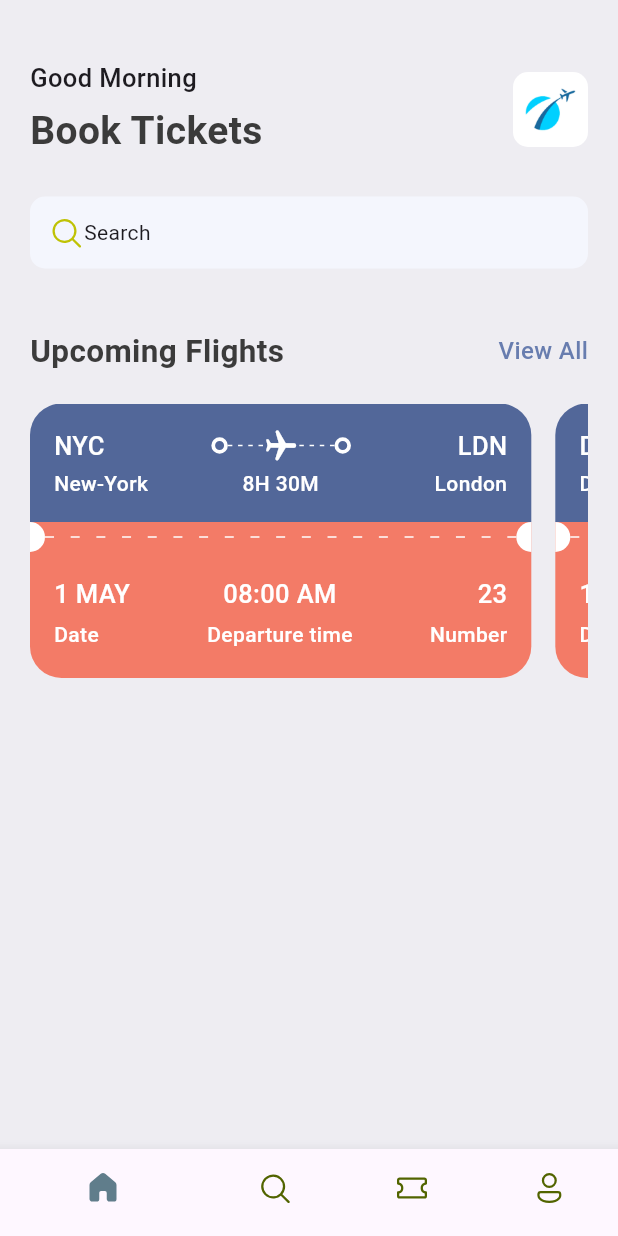
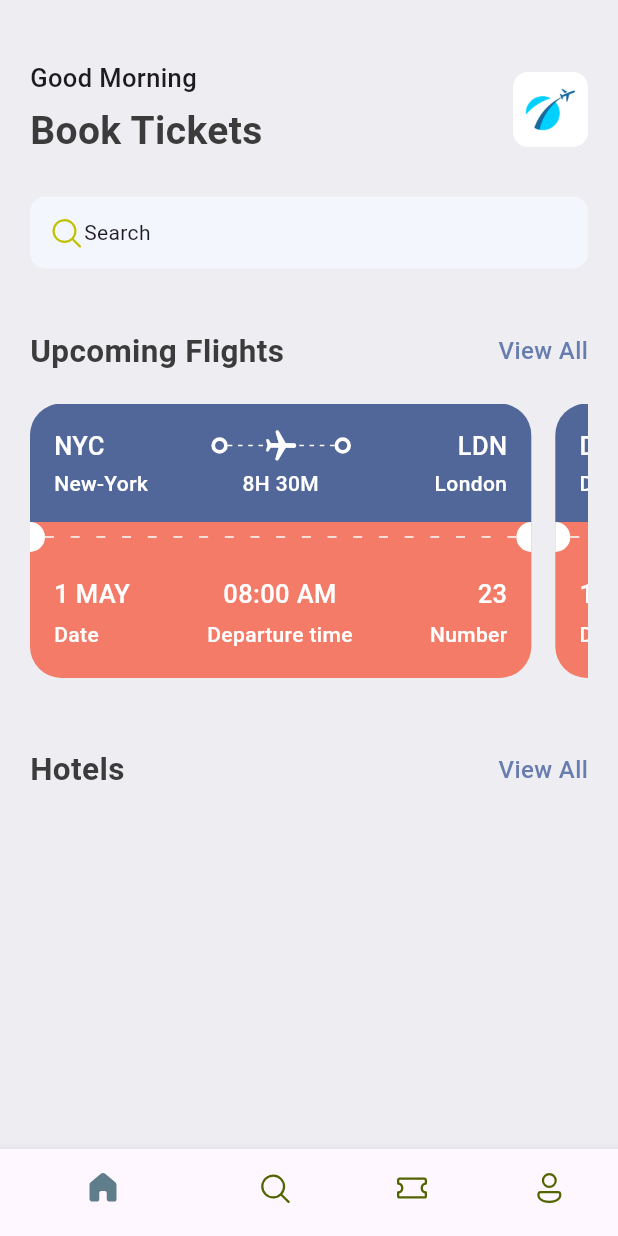
Before and after one commit to developerB1/ticket_app, a Flutter app: the screen it shows after launch, on a phone screen of 412 x 824 dp. Run offline on Flutter 3.47's test engine with Material 3 defaults, Android fonts, the phone set to English and light mode, and no system bars; our stand-ins replace fluentui_icons.

Commit message:
create hotel and routes files

```diff
--- /dev/null
+++ b/lib/core/utils/app_routes.dart
@@ -0,0 +1,11 @@
+class AppRoutes {
+  static const homePage = "/";
+
+  static const allTickets = "/all_tickets";
+
+  static const ticketScreen = "/ticket_screen";
+
+  static const allHotels = "/all_hotels";
+
+  static const hotelDetail = "/hotel_detail";
+}
--- a/lib/core/widgets/app_double_text.dart
+++ b/lib/core/widgets/app_double_text.dart
@@ -1,12 +1,17 @@
 import 'package:flutter/material.dart';
 import 'package:ticket_app/core/res/styles/app_styles.dart';
+import 'package:ticket_app/core/utils/app_routes.dart';
 import 'package:ticket_app/screens/all_tickets.dart';
 
 class AppDoubleText extends StatelessWidget {
   const AppDoubleText(
-      {super.key, required this.bigText, required this.smallText});
+      {super.key,
+      required this.bigText,
+      required this.smallText,
+      required this.func});
   final String bigText;
   final String smallText;
+  final VoidCallback func;
 
   @override
   Widget build(BuildContext context) {
@@ -16,7 +21,7 @@ class AppDoubleText extends StatelessWidget {
         style: AppStyles.headLineStyle2,
       ),
       InkWell(
-        onTap: () => Navigator.pushNamed(context, "/all_tickets"),
+        onTap: func,
         child: Text(smallText,
             style: AppStyles.textStyle.copyWith(color: AppStyles.primaryColor)),
       )
--- a/lib/screens/home_screen.dart
+++ b/lib/screens/home_screen.dart
@@ -3,8 +3,10 @@ import 'package:flutter/material.dart';
 import 'package:ticket_app/core/res/media.dart';
 import 'package:ticket_app/core/res/styles/app_styles.dart';
 import 'package:ticket_app/core/utils/app_json.dart';
+import 'package:ticket_app/core/utils/app_routes.dart';
 import 'package:ticket_app/core/widgets/app_double_text.dart';
 import 'package:ticket_app/core/widgets/ticket_view.dart';
+import 'package:ticket_app/screens/widgets/hotel.dart';
 
 class HomeScreen extends StatelessWidget {
   const HomeScreen({super.key});
@@ -62,6 +64,8 @@ class HomeScreen extends StatelessWidget {
                 AppDoubleText(
                   bigText: 'Upcoming Flights',
                   smallText: 'View All',
+                  func: () =>
+                      Navigator.pushNamed(context, AppRoutes.allTickets),
                 ),
                 const SizedBox(height: 20),
                 SingleChildScrollView(
@@ -73,6 +77,13 @@ class HomeScreen extends StatelessWidget {
                               TicketView(ticket: singleTicket))
                           .toList(),
                     )),
+                const SizedBox(height: 40),
+                AppDoubleText(
+                  bigText: 'Hotels',
+                  smallText: 'View All',
+                  func: () {},
+                ),
+                Hotel(),
               ],
             ),
           ),
--- /dev/null
+++ b/lib/screens/widgets/hotel.dart
@@ -0,0 +1,10 @@
+import 'package:flutter/material.dart';
+
+class Hotel extends StatelessWidget {
+  const Hotel({super.key});
+
+  @override
+  Widget build(BuildContext context) {
+    return Container();
+  }
+}
```
